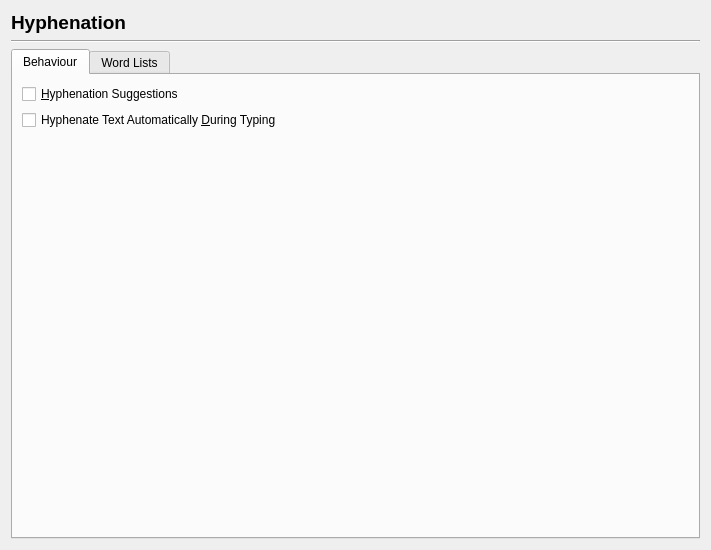
Old version of the form scribus/ui/prefs_hyphenatorbase.ui in the repository scribusproject/scribus.
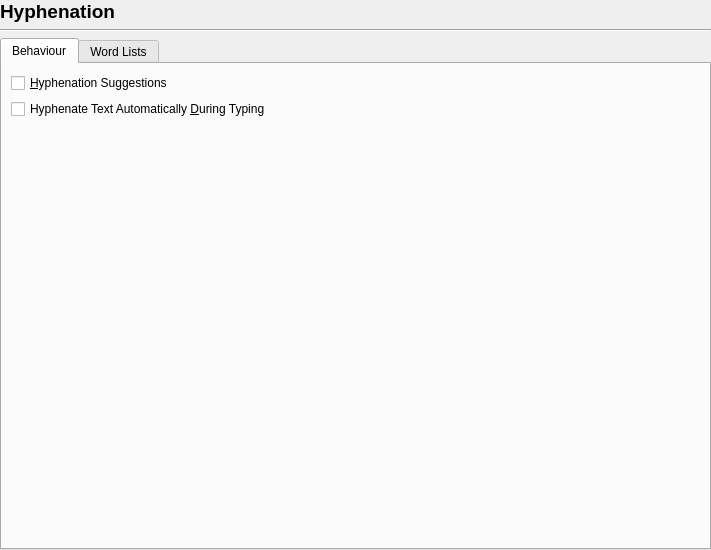
New version of the form.

Diff of the .ui file:
```diff
--- a/scribus/ui/prefs_hyphenatorbase.ui
+++ b/scribus/ui/prefs_hyphenatorbase.ui
@@ -14,6 +14,18 @@
    <string notr="true">Form</string>
   </property>
   <layout class="QVBoxLayout" name="verticalLayout">
+   <property name="leftMargin">
+    <number>0</number>
+   </property>
+   <property name="topMargin">
+    <number>0</number>
+   </property>
+   <property name="rightMargin">
+    <number>0</number>
+   </property>
+   <property name="bottomMargin">
+    <number>0</number>
+   </property>
    <item>
     <widget class="QLabel" name="label">
      <property name="font">
```
